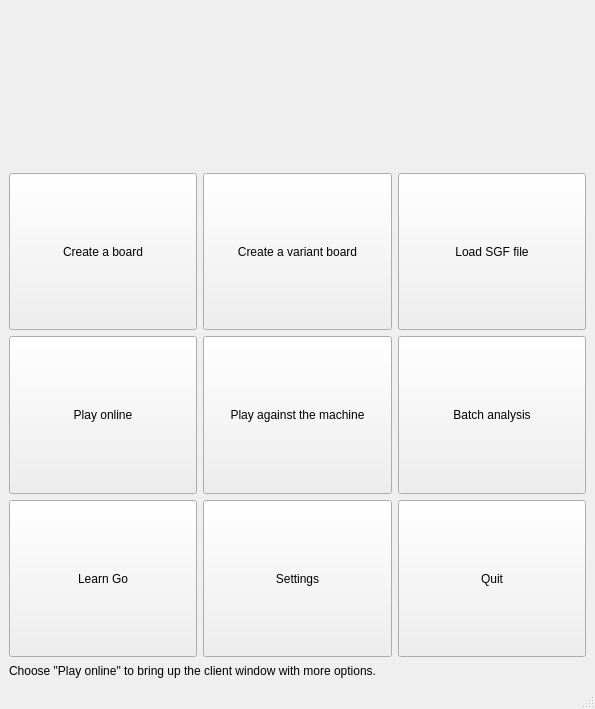
bernds/q5Go, file src/greeterwindow_gui.ui: the form before one commit.
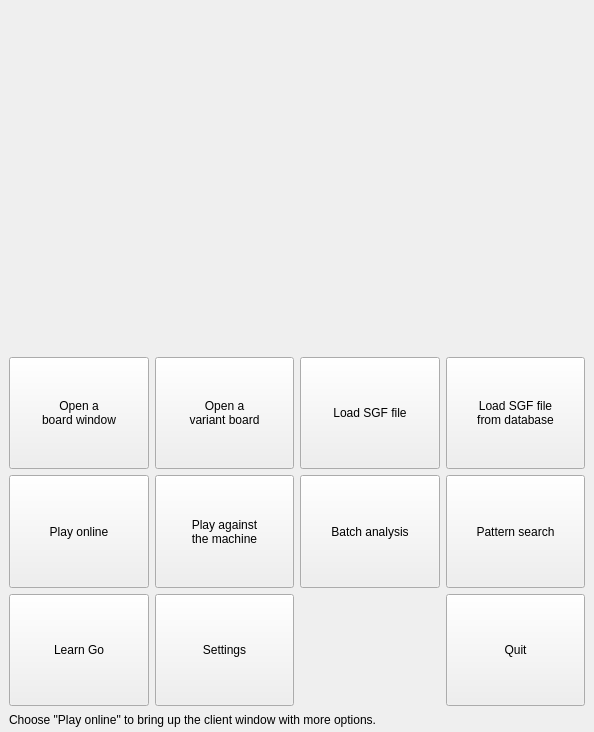
The form after the commit. Icons and pictures are not drawn.

Commit message: Add database options to the greeter window

The edit to the form file:
```diff
--- a/src/greeterwindow_gui.ui
+++ b/src/greeterwindow_gui.ui
@@ -6,8 +6,8 @@
    <rect>
     <x>0</x>
     <y>0</y>
-    <width>595</width>
-    <height>709</height>
+    <width>594</width>
+    <height>732</height>
    </rect>
   </property>
   <property name="windowTitle">
@@ -18,22 +18,49 @@
     <normaloff>:/ClientWindowGui/images/clientwindow/qgo.png</normaloff>:/ClientWindowGui/images/clientwindow/qgo.png</iconset>
   </property>
   <widget class="QWidget" name="centralwidget">
-   <layout class="QGridLayout" name="gridLayout">
-    <item row="4" column="2">
-     <spacer name="horizontalSpacer_3">
-      <property name="orientation">
-       <enum>Qt::Horizontal</enum>
-      </property>
-      <property name="sizeHint" stdset="0">
-       <size>
-        <width>40</width>
-        <height>1</height>
-       </size>
-      </property>
-     </spacer>
+   <layout class="QVBoxLayout" name="verticalLayout">
+    <property name="topMargin">
+     <number>0</number>
+    </property>
+    <property name="bottomMargin">
+     <number>5</number>
+    </property>
+    <item>
+     <widget class="QLabel" name="label">
+      <property name="sizePolicy">
+       <sizepolicy hsizetype="MinimumExpanding" vsizetype="MinimumExpanding">
+        <horstretch>0</horstretch>
+        <verstretch>0</verstretch>
+       </sizepolicy>
+      </property>
+      <property name="text">
+       <string/>
+      </property>
+      <property name="pixmap">
+       <pixmap resource="q4go.qrc">:/images/goboard-small.png</pixmap>
+      </property>
+      <property name="alignment">
+       <set>Qt::AlignCenter</set>
+      </property>
+     </widget>
     </item>
-    <item row="2" column="2">
-     <widget class="QToolButton" name="analyzeButton">
+    <item>
+     <widget class="QWidget" name="widget" native="true">
+      <layout class="QGridLayout" name="gridLayout_2">
+       <property name="leftMargin">
+        <number>0</number>
+       </property>
+       <property name="topMargin">
+        <number>0</number>
+       </property>
+       <property name="rightMargin">
+        <number>0</number>
+       </property>
+       <property name="bottomMargin">
+        <number>0</number>
+       </property>
+       <item row="0" column="3">
+        <widget class="QToolButton" name="dbLoadButton">
       <property name="sizePolicy">
        <sizepolicy hsizetype="Expanding" vsizetype="Expanding">
         <horstretch>0</horstretch>
@@ -41,7 +68,8 @@
        </sizepolicy>
       </property>
       <property name="text">
-       <string>Batch analysis</string>
+          <string>Load SGF file
+from database</string>
       </property>
       <property name="icon">
        <iconset resource="q4go.qrc">
@@ -61,36 +89,7 @@
       </property>
      </widget>
     </item>
-    <item row="3" column="1">
-     <widget class="QToolButton" name="settingsButton">
-      <property name="sizePolicy">
-       <sizepolicy hsizetype="Expanding" vsizetype="Expanding">
-        <horstretch>0</horstretch>
-        <verstretch>0</verstretch>
-       </sizepolicy>
-      </property>
-      <property name="text">
-       <string>Settings</string>
-      </property>
-      <property name="icon">
-       <iconset resource="q4go.qrc">
-        <normaloff>:/ClientWindowGui/images/clientwindow/prefs.png</normaloff>:/ClientWindowGui/images/clientwindow/prefs.png</iconset>
-      </property>
-      <property name="iconSize">
-       <size>
-        <width>64</width>
-        <height>64</height>
-       </size>
-      </property>
-      <property name="toolButtonStyle">
-       <enum>Qt::ToolButtonTextUnderIcon</enum>
-      </property>
-      <property name="autoRaise">
-       <bool>false</bool>
-      </property>
-     </widget>
-    </item>
-    <item row="1" column="0">
+       <item row="0" column="0">
      <widget class="QToolButton" name="newButton">
       <property name="sizePolicy">
        <sizepolicy hsizetype="Expanding" vsizetype="Expanding">
@@ -99,7 +98,8 @@
        </sizepolicy>
       </property>
       <property name="text">
-       <string>Create a board</string>
+          <string>Open a
+board window</string>
       </property>
       <property name="icon">
        <iconset resource="q4go.qrc">
@@ -119,7 +119,94 @@
       </property>
      </widget>
     </item>
-    <item row="1" column="2">
+       <item row="2" column="3">
+        <widget class="QToolButton" name="quitButton">
+         <property name="sizePolicy">
+          <sizepolicy hsizetype="Expanding" vsizetype="Expanding">
+           <horstretch>0</horstretch>
+           <verstretch>0</verstretch>
+          </sizepolicy>
+         </property>
+         <property name="text">
+          <string>Quit</string>
+         </property>
+         <property name="icon">
+          <iconset resource="q4go.qrc">
+           <normaloff>:/ClientWindowGui/images/clientwindow/exit.png</normaloff>:/ClientWindowGui/images/clientwindow/exit.png</iconset>
+         </property>
+         <property name="iconSize">
+          <size>
+           <width>100</width>
+           <height>64</height>
+          </size>
+         </property>
+         <property name="toolButtonStyle">
+          <enum>Qt::ToolButtonTextUnderIcon</enum>
+         </property>
+         <property name="autoRaise">
+          <bool>false</bool>
+         </property>
+        </widget>
+       </item>
+       <item row="1" column="0">
+        <widget class="QToolButton" name="onlineButton">
+         <property name="sizePolicy">
+          <sizepolicy hsizetype="Expanding" vsizetype="Expanding">
+           <horstretch>0</horstretch>
+           <verstretch>0</verstretch>
+          </sizepolicy>
+         </property>
+         <property name="text">
+          <string>Play online</string>
+         </property>
+         <property name="icon">
+          <iconset resource="q4go.qrc">
+           <normaloff>:/ClientWindowGui/images/clientwindow/world.png</normaloff>:/ClientWindowGui/images/clientwindow/world.png</iconset>
+         </property>
+         <property name="iconSize">
+          <size>
+           <width>100</width>
+           <height>64</height>
+          </size>
+         </property>
+         <property name="toolButtonStyle">
+          <enum>Qt::ToolButtonTextUnderIcon</enum>
+         </property>
+         <property name="arrowType">
+          <enum>Qt::NoArrow</enum>
+         </property>
+        </widget>
+       </item>
+       <item row="1" column="3">
+        <widget class="QToolButton" name="patsearchButton">
+         <property name="sizePolicy">
+          <sizepolicy hsizetype="Expanding" vsizetype="Expanding">
+           <horstretch>0</horstretch>
+           <verstretch>0</verstretch>
+          </sizepolicy>
+         </property>
+         <property name="text">
+          <string>Pattern search</string>
+         </property>
+         <property name="icon">
+          <iconset resource="q4go.qrc">
+           <normaloff>:/BoardWindow/images/boardwindow/search.png</normaloff>:/BoardWindow/images/boardwindow/search.png</iconset>
+         </property>
+         <property name="iconSize">
+          <size>
+           <width>100</width>
+           <height>64</height>
+          </size>
+         </property>
+         <property name="toolButtonStyle">
+          <enum>Qt::ToolButtonTextUnderIcon</enum>
+         </property>
+         <property name="autoRaise">
+          <bool>false</bool>
+         </property>
+        </widget>
+       </item>
+       <item row="0" column="2">
      <widget class="QToolButton" name="loadButton">
       <property name="sizePolicy">
        <sizepolicy hsizetype="Expanding" vsizetype="Expanding">
@@ -148,20 +235,148 @@
       </property>
      </widget>
     </item>
-    <item row="4" column="1">
+       <item row="0" column="1">
+        <widget class="QToolButton" name="newVarButton">
+         <property name="sizePolicy">
+          <sizepolicy hsizetype="Expanding" vsizetype="Expanding">
+           <horstretch>0</horstretch>
+           <verstretch>0</verstretch>
+          </sizepolicy>
+         </property>
+         <property name="text">
+          <string>Open a
+variant board</string>
+         </property>
+         <property name="icon">
+          <iconset resource="q4go.qrc">
+           <normaloff>:/ClientWindowGui/images/clientwindow/torus.png</normaloff>:/ClientWindowGui/images/clientwindow/torus.png</iconset>
+         </property>
+         <property name="iconSize">
+          <size>
+           <width>64</width>
+           <height>64</height>
+          </size>
+         </property>
+         <property name="toolButtonStyle">
+          <enum>Qt::ToolButtonTextUnderIcon</enum>
+         </property>
+         <property name="autoRaise">
+          <bool>false</bool>
+         </property>
+        </widget>
+       </item>
+       <item row="1" column="1">
+        <widget class="QToolButton" name="enginePlayButton">
+         <property name="sizePolicy">
+          <sizepolicy hsizetype="Expanding" vsizetype="Expanding">
+           <horstretch>0</horstretch>
+           <verstretch>0</verstretch>
+          </sizepolicy>
+         </property>
+         <property name="text">
+          <string>Play against
+the machine</string>
+         </property>
+         <property name="icon">
+          <iconset resource="q4go.qrc">
+           <normaloff>:/ClientWindowGui/images/clientwindow/human-robot.png</normaloff>:/ClientWindowGui/images/clientwindow/human-robot.png</iconset>
+         </property>
+         <property name="iconSize">
+          <size>
+           <width>100</width>
+           <height>64</height>
+          </size>
+         </property>
+         <property name="toolButtonStyle">
+          <enum>Qt::ToolButtonTextUnderIcon</enum>
+         </property>
+         <property name="autoRaise">
+          <bool>false</bool>
+         </property>
+        </widget>
+       </item>
+       <item row="1" column="2">
+        <widget class="QToolButton" name="analyzeButton">
+         <property name="sizePolicy">
+          <sizepolicy hsizetype="Expanding" vsizetype="Expanding">
+           <horstretch>0</horstretch>
+           <verstretch>0</verstretch>
+          </sizepolicy>
+         </property>
+         <property name="text">
+          <string>Batch analysis</string>
+         </property>
+         <property name="icon">
+          <iconset resource="q4go.qrc">
+           <normaloff>:/ClientWindowGui/images/clientwindow/gear.png</normaloff>:/ClientWindowGui/images/clientwindow/gear.png</iconset>
+         </property>
+         <property name="iconSize">
+          <size>
+           <width>100</width>
+           <height>64</height>
+          </size>
+         </property>
+         <property name="toolButtonStyle">
+          <enum>Qt::ToolButtonTextUnderIcon</enum>
+         </property>
+         <property name="autoRaise">
+          <bool>false</bool>
+         </property>
+        </widget>
+       </item>
+       <item row="3" column="1">
+        <spacer name="horizontalSpacer">
+         <property name="orientation">
+          <enum>Qt::Horizontal</enum>
+         </property>
+         <property name="sizeHint" stdset="0">
+          <size>
+           <width>1</width>
+           <height>1</height>
+          </size>
+         </property>
+        </spacer>
+       </item>
+       <item row="3" column="2">
      <spacer name="horizontalSpacer_2">
       <property name="orientation">
        <enum>Qt::Horizontal</enum>
       </property>
       <property name="sizeHint" stdset="0">
        <size>
-        <width>40</width>
+           <width>1</width>
         <height>1</height>
        </size>
       </property>
      </spacer>
     </item>
     <item row="3" column="0">
+        <spacer name="horizontalSpacer_3">
+         <property name="orientation">
+          <enum>Qt::Horizontal</enum>
+         </property>
+         <property name="sizeHint" stdset="0">
+          <size>
+           <width>1</width>
+           <height>1</height>
+          </size>
+         </property>
+        </spacer>
+       </item>
+       <item row="3" column="3">
+        <spacer name="horizontalSpacer_4">
+         <property name="orientation">
+          <enum>Qt::Horizontal</enum>
+         </property>
+         <property name="sizeHint" stdset="0">
+          <size>
+           <width>1</width>
+           <height>1</height>
+          </size>
+         </property>
+        </spacer>
+       </item>
+       <item row="2" column="0">
      <widget class="QToolButton" name="learnButton">
       <property name="sizePolicy">
        <sizepolicy hsizetype="Expanding" vsizetype="Expanding">
@@ -190,79 +405,8 @@
       </property>
      </widget>
     </item>
-    <item row="4" column="0">
-     <spacer name="horizontalSpacer">
-      <property name="orientation">
-       <enum>Qt::Horizontal</enum>
-      </property>
-      <property name="sizeHint" stdset="0">
-       <size>
-        <width>40</width>
-        <height>1</height>
-       </size>
-      </property>
-     </spacer>
-    </item>
-    <item row="1" column="1">
-     <widget class="QToolButton" name="newVarButton">
-      <property name="sizePolicy">
-       <sizepolicy hsizetype="Expanding" vsizetype="Expanding">
-        <horstretch>0</horstretch>
-        <verstretch>0</verstretch>
-       </sizepolicy>
-      </property>
-      <property name="text">
-       <string>Create a variant board</string>
-      </property>
-      <property name="icon">
-       <iconset resource="q4go.qrc">
-        <normaloff>:/ClientWindowGui/images/clientwindow/torus.png</normaloff>:/ClientWindowGui/images/clientwindow/torus.png</iconset>
-      </property>
-      <property name="iconSize">
-       <size>
-        <width>64</width>
-        <height>64</height>
-       </size>
-      </property>
-      <property name="toolButtonStyle">
-       <enum>Qt::ToolButtonTextUnderIcon</enum>
-      </property>
-      <property name="autoRaise">
-       <bool>false</bool>
-      </property>
-     </widget>
-    </item>
-    <item row="2" column="0">
-     <widget class="QToolButton" name="onlineButton">
-      <property name="sizePolicy">
-       <sizepolicy hsizetype="Expanding" vsizetype="Expanding">
-        <horstretch>0</horstretch>
-        <verstretch>0</verstretch>
-       </sizepolicy>
-      </property>
-      <property name="text">
-       <string>Play online</string>
-      </property>
-      <property name="icon">
-       <iconset resource="q4go.qrc">
-        <normaloff>:/ClientWindowGui/images/clientwindow/world.png</normaloff>:/ClientWindowGui/images/clientwindow/world.png</iconset>
-      </property>
-      <property name="iconSize">
-       <size>
-        <width>100</width>
-        <height>64</height>
-       </size>
-      </property>
-      <property name="toolButtonStyle">
-       <enum>Qt::ToolButtonTextUnderIcon</enum>
-      </property>
-      <property name="arrowType">
-       <enum>Qt::NoArrow</enum>
-      </property>
-     </widget>
-    </item>
     <item row="2" column="1">
-     <widget class="QToolButton" name="enginePlayButton">
+        <widget class="QToolButton" name="settingsButton">
       <property name="sizePolicy">
        <sizepolicy hsizetype="Expanding" vsizetype="Expanding">
         <horstretch>0</horstretch>
@@ -270,7 +414,7 @@
        </sizepolicy>
       </property>
       <property name="text">
-       <string>Play against the machine</string>
+          <string>Settings</string>
       </property>
       <property name="icon">
        <iconset resource="q4go.qrc">
@@ -278,7 +422,7 @@
       </property>
       <property name="iconSize">
        <size>
-        <width>100</width>
+           <width>64</width>
         <height>64</height>
        </size>
       </property>
@@ -290,55 +434,10 @@
       </property>
      </widget>
     </item>
-    <item row="3" column="2">
-     <widget class="QToolButton" name="quitButton">
-      <property name="sizePolicy">
-       <sizepolicy hsizetype="Expanding" vsizetype="Expanding">
-        <horstretch>0</horstretch>
-        <verstretch>0</verstretch>
-       </sizepolicy>
-      </property>
-      <property name="text">
-       <string>Quit</string>
-      </property>
-      <property name="icon">
-       <iconset resource="q4go.qrc">
-        <normaloff>:/ClientWindowGui/images/clientwindow/exit.png</normaloff>:/ClientWindowGui/images/clientwindow/exit.png</iconset>
-      </property>
-      <property name="iconSize">
-       <size>
-        <width>100</width>
-        <height>64</height>
-       </size>
-      </property>
-      <property name="toolButtonStyle">
-       <enum>Qt::ToolButtonTextUnderIcon</enum>
-      </property>
-      <property name="autoRaise">
-       <bool>false</bool>
-      </property>
+      </layout>
      </widget>
     </item>
-    <item row="0" column="0" colspan="3">
-     <widget class="QLabel" name="label">
-      <property name="sizePolicy">
-       <sizepolicy hsizetype="MinimumExpanding" vsizetype="MinimumExpanding">
-        <horstretch>0</horstretch>
-        <verstretch>0</verstretch>
-       </sizepolicy>
-      </property>
-      <property name="text">
-       <string/>
-      </property>
-      <property name="pixmap">
-       <pixmap resource="q4go.qrc">:/images/goboard-small.png</pixmap>
-      </property>
-      <property name="alignment">
-       <set>Qt::AlignCenter</set>
-      </property>
-     </widget>
-    </item>
-    <item row="5" column="0" colspan="3">
+    <item>
      <widget class="QLabel" name="label_2">
       <property name="text">
        <string>Choose &quot;Play online&quot; to bring up the client window with more options.</string>
@@ -357,7 +456,6 @@
     </rect>
    </property>
   </widget>
-  <widget class="QStatusBar" name="statusbar"/>
  </widget>
  <resources>
   <include location="q4go.qrc"/>
```
Left out of the diff: 6 changed lines with no effect on the pictures. Lines whose indentation alone changed are shown as unchanged. The commit also changes 3 other files.
